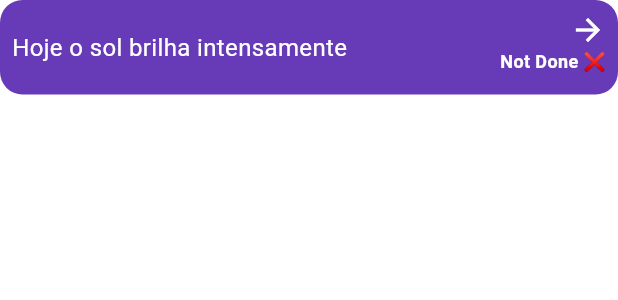
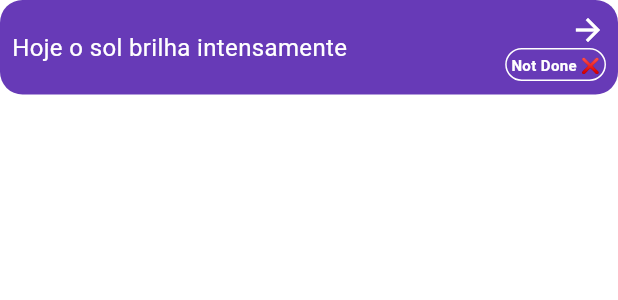
Before and after one commit to ThallesVicenzo/keener_challenge, a Flutter app: the TaskTile widget shown alone on an empty page, opened directly with empty values, on a phone screen of 412 x 824 dp. Shown: the top 300 px of the screen. Run offline on Flutter 3.47's test engine with Material 3 defaults, Android fonts, the phone set to English and light mode, and no system bars; our stand-ins replace cloud_firestore, dartz, email_validator, equatable, firebase_auth, firebase_core and 6 more; accounts and stored records are empty; generated files the repository leaves out were written again.

Commit message:
feat: adds a border for completed text

```diff
--- a/lib/features/home/presenter/components/task_title.dart
+++ b/lib/features/home/presenter/components/task_title.dart
@@ -70,12 +70,21 @@ class TaskTile extends StatelessWidget {
                       Icons.arrow_forward,
                       color: Colors.white,
                     ),
-                    AppText(
-                      isCompleted ? 'Done ✅' : 'Not Done ❌',
-                      fontSize: FontSize.small,
-                      style: MyTextStyle(
-                        color: Colors.white,
-                        fontWeight: FontWeight.w600,
+                    Container(
+                      padding: const EdgeInsets.all(3),
+                      decoration: BoxDecoration(
+                        border: Border.all(
+                          color: Colors.white,
+                        ),
+                        borderRadius: BorderRadius.circular(12),
+                      ),
+                      child: AppText(
+                        isCompleted ? 'Done ✅' : 'Not Done ❌',
+                        fontSize: FontSize.extraSmall,
+                        style: MyTextStyle(
+                          color: Colors.white,
+                          fontWeight: FontWeight.w600,
+                        ),
                       ),
                     ),
                   ],
```
